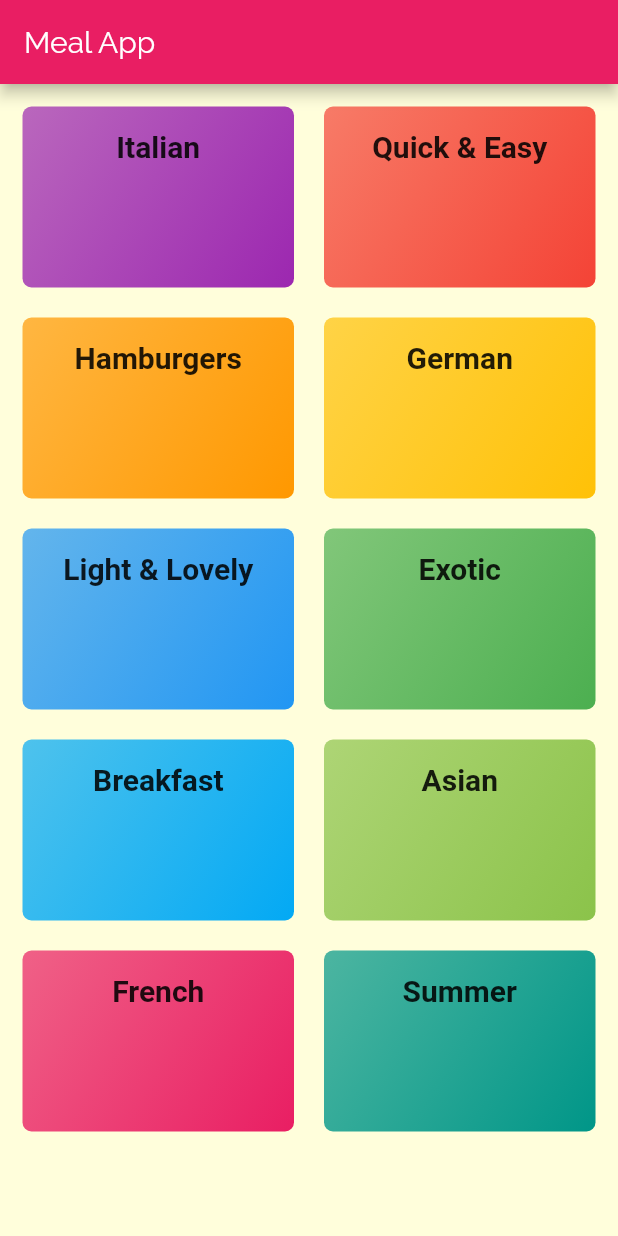
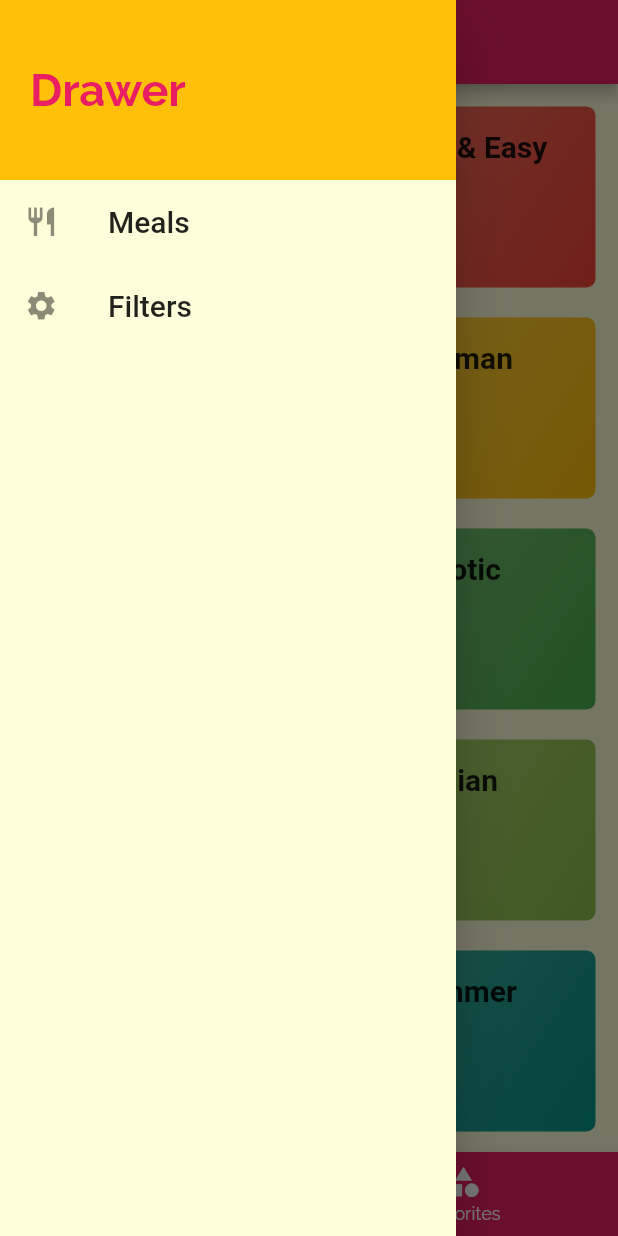
Before and after one commit to khaled-alghamdi97/Meals-App, a Flutter app: the screen it shows after launch, with the side drawer open (before the commit the screen has no drawer), on a phone screen of 412 x 824 dp. Run offline on Flutter 3.47's test engine with Material 2 defaults, Android fonts, the phone set to English and light mode, and no system bars; Roboto replaces fonts that are missing (RobotoCondensed).

Commit message:
create filter screen apperance

```diff
--- a/lib/main.dart
+++ b/lib/main.dart
@@ -1,6 +1,8 @@
 import 'package:Meals_App/screens/categories_screen.dart';
 import 'package:Meals_App/screens/category_meals_screen.dart';
+import 'package:Meals_App/screens/filters_screen.dart';
 import 'package:Meals_App/screens/meal-detail.dart';
+import 'package:Meals_App/screens/tabs_screen.dart';
 import 'package:flutter/material.dart';
 
 void main() {
@@ -26,9 +28,10 @@ class MyApp extends StatelessWidget {
                   fontWeight: FontWeight.bold))),
       // home: CategoryScreen(),      we replace it with the rout "/" and its the same thing
       routes: {
-        "/": (ctx) => CategoryScreen(),
+        "/": (ctx) => TabsScreen(),
         CategoryMeals.routeName: (ctx) => CategoryMeals(),
-        MealDetail.routeName: (ctx) => MealDetail()
+        MealDetail.routeName: (ctx) => MealDetail(),
+        FiltersScreen.routeName: (ctx) => FiltersScreen()
       },
     );
   }
--- a/lib/screens/categories_screen.dart
+++ b/lib/screens/categories_screen.dart
@@ -5,11 +5,7 @@ import '../dummy_data.dart';
 class CategoryScreen extends StatelessWidget {
   @override
   Widget build(BuildContext context) {
-    return Scaffold(
-      appBar: AppBar(
-        title: Text("Meal App"),
-      ),
-      body: GridView(
+    return GridView(
       padding: EdgeInsets.all(15),
       children: DUMMY_CATEGORIES
           .map((e) => CategoryItem(
@@ -23,7 +19,6 @@ class CategoryScreen extends StatelessWidget {
           maxCrossAxisExtent: 300,
           crossAxisSpacing: 20,
           mainAxisSpacing: 20),
-      ),
     );
   }
 }
--- /dev/null
+++ b/lib/screens/main_drawer.dart
@@ -0,0 +1,48 @@
+import 'package:Meals_App/screens/filters_screen.dart';
+import 'package:flutter/material.dart';
+
+class MainDrawer extends StatelessWidget {
+  Widget bulidListTile(String title, IconData icon, Function selectPage) {
+    return ListTile(
+      leading: Icon(
+        icon,
+        size: 23,
+      ),
+      title: Text(
+        title,
+        style: TextStyle(fontSize: 20),
+      ),
+      onTap: selectPage,
+    );
+  }
+
+  @override
+  Widget build(BuildContext context) {
+    return Drawer(
+      child: Column(
+        children: [
+          Container(
+            padding: EdgeInsets.all(20),
+            alignment: Alignment.centerLeft,
+            height: 120,
+            width: double.infinity,
+            color: Theme.of(context).accentColor,
+            child: Text(
+              "Drawer",
+              style: TextStyle(
+                  color: Theme.of(context).primaryColor,
+                  fontSize: 30,
+                  fontWeight: FontWeight.bold),
+            ),
+          ),
+          bulidListTile("Meals", Icons.restaurant, () {
+            Navigator.of(context).pushReplacementNamed("/");
+          }),
+          bulidListTile("Filters", Icons.settings, () {
+            Navigator.of(context).pushReplacementNamed(FiltersScreen.routeName);
+          })
+        ],
+      ),
+    );
+  }
+}
--- /dev/null
+++ b/lib/screens/tabs_screen.dart
@@ -0,0 +1,48 @@
+import 'package:Meals_App/screens/Favorite_screen.dart';
+import 'package:Meals_App/screens/categories_screen.dart';
+import 'package:Meals_App/screens/main_drawer.dart';
+import 'package:flutter/material.dart';
+
+class TabsScreen extends StatefulWidget {
+  @override
+  _TabsScreenState createState() => _TabsScreenState();
+}
+
+class _TabsScreenState extends State<TabsScreen> {
+  List<Map<String, Object>> _pages = [
+    {"page": CategoryScreen(), "title": "Category"},
+    {"page": Favorite(), "title": "My favorites"}
+  ];
+
+  int _selectedPageIndex = 0;
+
+  void _selectPage(int index) {
+    setState(() {
+      _selectedPageIndex = index;
+    });
+  }
+
+  @override
+  Widget build(BuildContext context) {
+    return Scaffold(
+      appBar: AppBar(
+        title: Text(_pages[_selectedPageIndex]["title"]),
+      ),
+      drawer: MainDrawer(),
+      body: _pages[_selectedPageIndex]["page"],
+      bottomNavigationBar: BottomNavigationBar(
+        backgroundColor: Theme.of(context).primaryColor,
+        selectedItemColor: Theme.of(context).accentColor,
+        currentIndex: _selectedPageIndex,
+        unselectedItemColor: Colors.white,
+        onTap: _selectPage,
+        items: [
+          BottomNavigationBarItem(
+              icon: Icon(Icons.category), title: Text("Category")),
+          BottomNavigationBarItem(
+              icon: Icon(Icons.category), title: Text("Favorites"))
+        ],
+      ),
+    );
+  }
+}
--- a/lib/widgets/meal_item.dart
+++ b/lib/widgets/meal_item.dart
@@ -40,14 +40,14 @@ class MealItem extends StatelessWidget {
   String get _getAffordabilityString {
     switch (affordability) {
       case Affordability.Affordable:
-        return "simple";
+        return "Affordable";
         break;
       case Affordability.Pricey:
-        return "Hard";
+        return "Pricey";
         break;
 
       case Affordability.Luxurious:
-        return "Challenging";
+        return "Expensive";
         break;
     }
   }
```
Also changed, not shown: lib/screens/Favorite_screen.dart (added, +10 -0 lines), lib/screens/filters_screen.dart (added, +72 -0 lines). Lines whose indentation alone changed are shown as unchanged.
